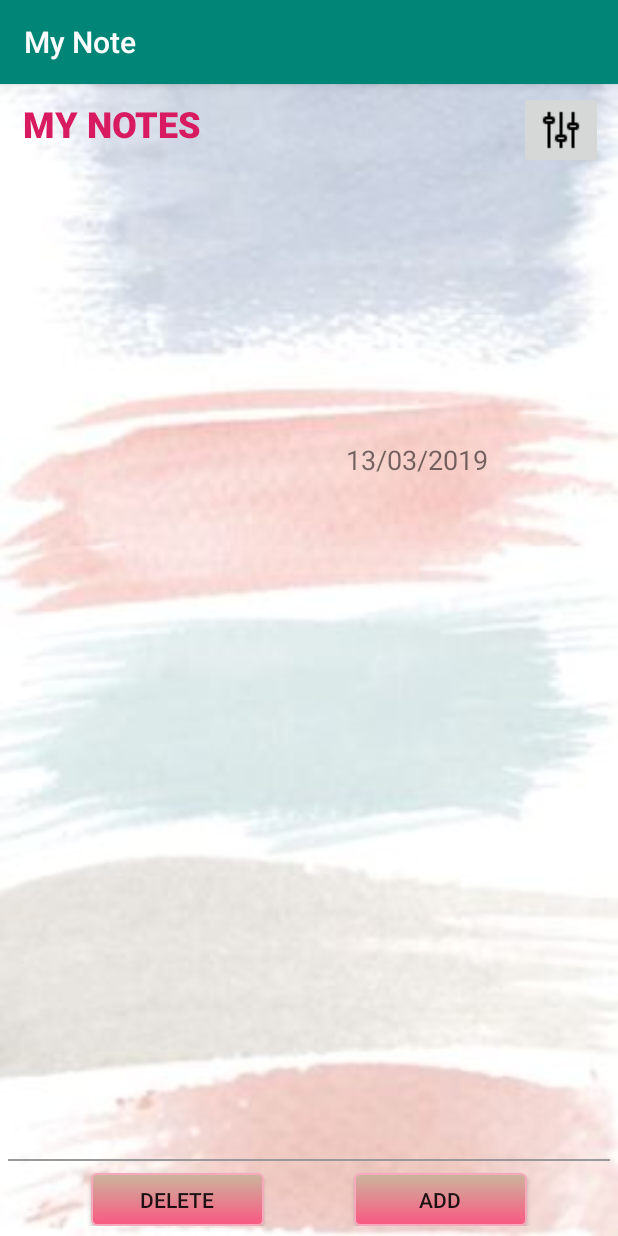
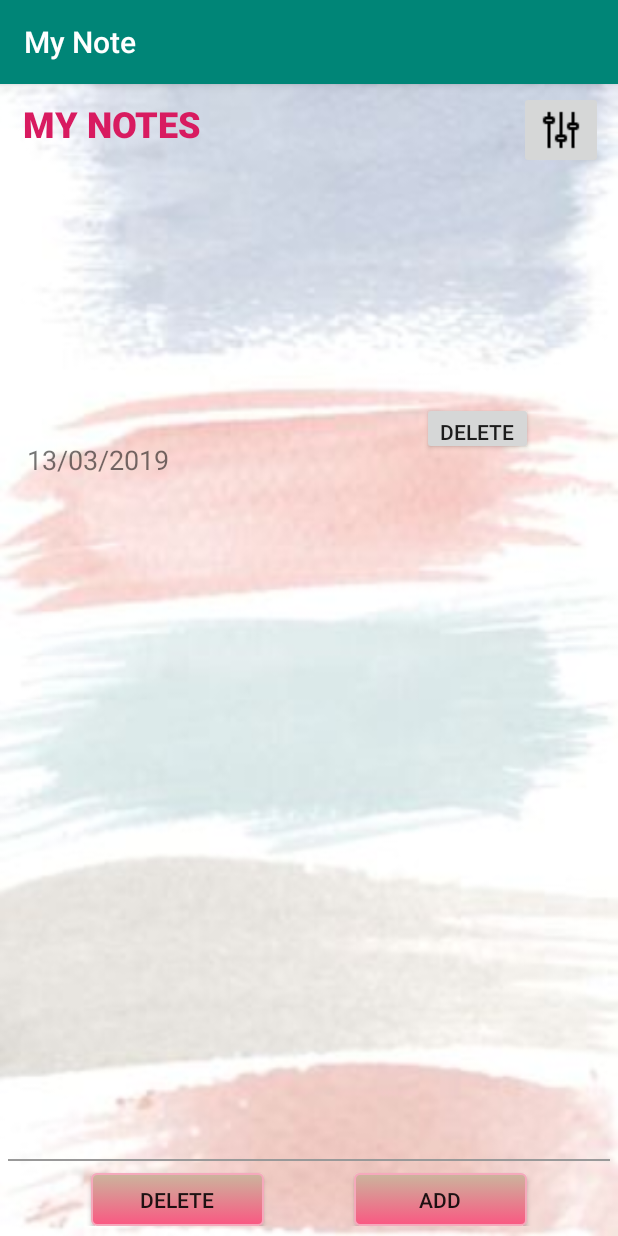
Before and after one commit to anniedo92/MyNote, an Android app: the NoteActivity screen opened directly, with no data from a screen before it, on a phone screen of 412 x 824 dp. Run offline under Robolectric (Android 15) with nearby library versions, the phone set to English and light mode, and no system bars.

Commit message:
fixed list_note layout

```diff
--- a/app/src/main/java/com/example/mynote/NoteAdapter.java
+++ b/app/src/main/java/com/example/mynote/NoteAdapter.java
@@ -9,10 +9,7 @@ import android.widget.Button;
 import android.widget.TextView;
 import android.widget.Toast;
 
-
 import java.util.ArrayList;
-
-import javax.sql.DataSource;
 
 public class NoteAdapter extends ArrayAdapter<Note> {
     private ArrayList<Note> items;
@@ -52,7 +49,7 @@ public class NoteAdapter extends ArrayAdapter<Note> {
 
     public void showDelete(final int position, final View noteView,final Context notetext, final Note note) {
         View v = noteView;
-        final Button b = (Button) v.findViewById(R.id.buttonDeleteNote);
+        final Button b = (Button) v.findViewById(R.id.btnHideDelete);
         if (b.getVisibility()==View.INVISIBLE) {
             b.setVisibility(View.VISIBLE);
             b.setOnClickListener(new View.OnClickListener() {
@@ -86,7 +83,7 @@ public class NoteAdapter extends ArrayAdapter<Note> {
     //Hide delete button
     public void hideDelete(int position, View convertView, Context context) {
         View v = convertView;
-        final Button b = (Button) v.findViewById(R.id.buttonDeleteNote);
+        final Button b = (Button) v.findViewById(R.id.btnHideDelete);
         b.setVisibility(View.INVISIBLE);
         b.setOnClickListener(null);
     }
--- a/app/src/main/res/layout/list_note.xml
+++ b/app/src/main/res/layout/list_note.xml
@@ -6,25 +6,35 @@
 
     <TextView
         android:id="@+id/textTitle"
-        android:layout_width="wrap_content"
+        android:layout_width="258dp"
         android:layout_height="wrap_content"
         android:layout_alignParentLeft="true"
         android:layout_alignParentTop="true"
-        android:layout_marginLeft="43dp"
-        android:layout_marginTop="93dp"
+        android:layout_marginLeft="0dp"
+        android:layout_marginTop="62dp"
         android:text="@string/no_title"
         android:textSize="18sp" />
 
     <TextView
         android:id="@+id/textDate"
-        android:layout_width="wrap_content"
+        android:layout_width="207dp"
         android:layout_height="wrap_content"
         android:layout_alignParentTop="true"
         android:layout_alignParentEnd="true"
         android:layout_marginTop="93dp"
-        android:layout_marginEnd="68dp"
+        android:layout_marginEnd="178dp"
         android:text="Date"
         android:textSize="18sp" />
 
+    <Button
+        android:id="@+id/btnHideDelete"
+        android:layout_width="74dp"
+        android:layout_height="35dp"
+        android:layout_alignParentTop="true"
+        android:layout_alignParentEnd="true"
+        android:layout_marginTop="67dp"
+        android:layout_marginEnd="38dp"
+        android:text="Delete" />
+
 
 </RelativeLayout>
```
